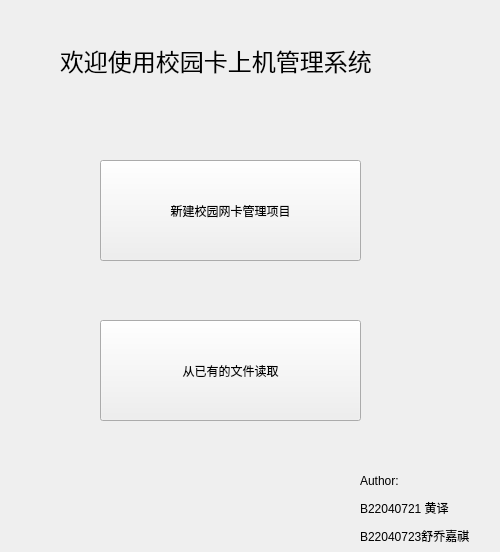
Above: welcome.ui from kagura114/NetCard before the change. Below: the same form after it.
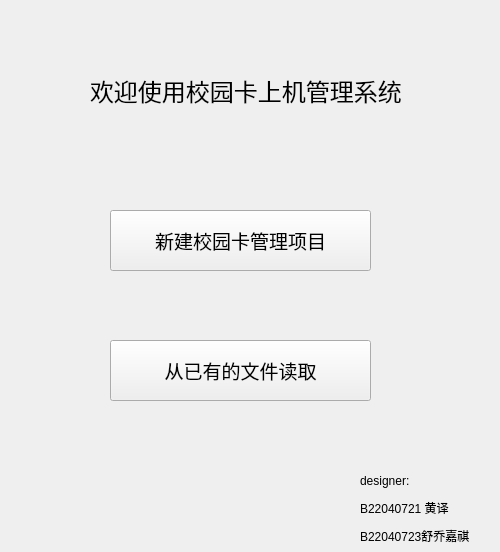
That is the form after the change.

Diff of the .ui file:
```diff
--- a/welcome.ui
+++ b/welcome.ui
@@ -28,25 +28,36 @@
   <widget class="QPushButton" name="NewFile">
    <property name="geometry">
     <rect>
-     <x>100</x>
-     <y>160</y>
+     <x>110</x>
+     <y>210</y>
      <width>261</width>
-     <height>101</height>
+     <height>61</height>
     </rect>
    </property>
+   <property name="font">
+    <font>
+     <pointsize>14</pointsize>
+     <bold>false</bold>
+    </font>
+   </property>
    <property name="text">
-    <string>新建校园网卡管理项目</string>
+    <string>新建校园卡管理项目</string>
    </property>
   </widget>
   <widget class="QPushButton" name="ReadFile">
    <property name="geometry">
     <rect>
-     <x>100</x>
-     <y>320</y>
+     <x>110</x>
+     <y>340</y>
      <width>261</width>
-     <height>101</height>
+     <height>61</height>
     </rect>
    </property>
+   <property name="font">
+    <font>
+     <pointsize>14</pointsize>
+    </font>
+   </property>
    <property name="text">
     <string>从已有的文件读取</string>
    </property>
@@ -54,8 +65,8 @@
   <widget class="QLabel" name="Welcome_Label">
    <property name="geometry">
     <rect>
-     <x>60</x>
-     <y>10</y>
+     <x>90</x>
+     <y>40</y>
      <width>411</width>
      <height>101</height>
     </rect>
@@ -82,7 +93,7 @@
     <item>
      <widget class="QLabel" name="label_3">
       <property name="text">
-       <string>Author:</string>
+       <string>designer:</string>
       </property>
      </widget>
     </item>
```
